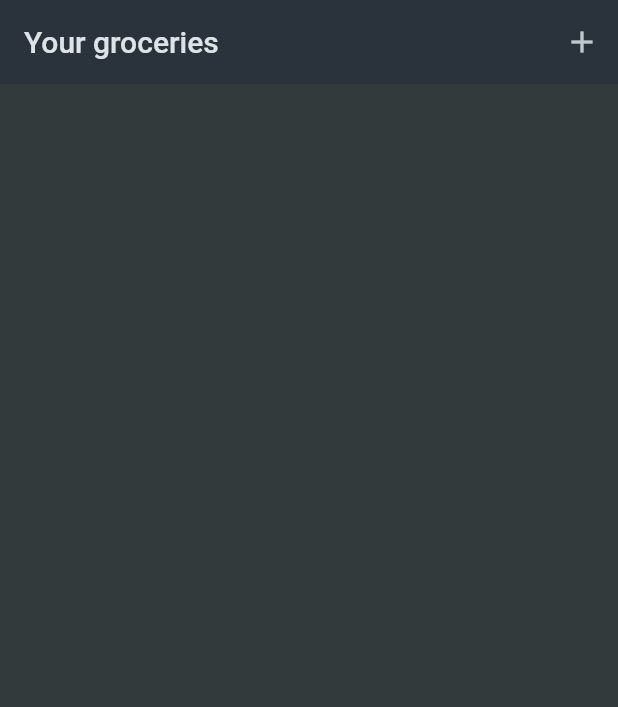
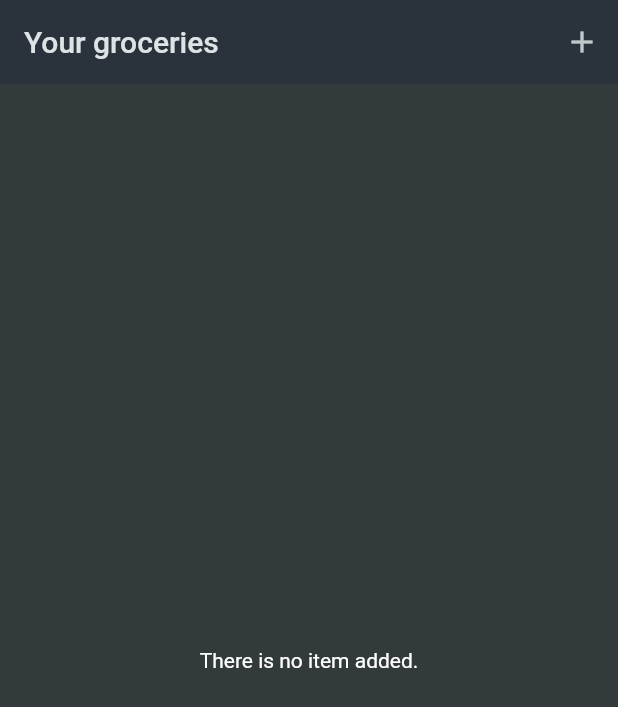
Before and after one commit to haido86/flutter-shopping-list, a Flutter app: the screen it shows after launch, on a phone screen of 412 x 824 dp. Shown: the top 707 px of the screen. Run offline on Flutter 3.47's test engine with Material 2 defaults, Android fonts, the phone set to English and light mode, and no system bars.

Commit message:
Add fallback content and remove item

```diff
--- a/lib/widgets/grocery_list.dart
+++ b/lib/widgets/grocery_list.dart
@@ -27,8 +27,49 @@ class _GroceryListState extends State<GroceryList> {
     });
   }
 
+  void _removeItem(GroceryItem item) {
+    setState(() {
+      _groceryItems.remove(item);
+    });
+  }
+
   @override
   Widget build(BuildContext context) {
+    Widget content = const Center(
+      child: Text(
+        'There is no item added.',
+      ),
+    );
+
+    if (_groceryItems.isNotEmpty) {
+      content = ListView.builder(
+        itemCount: _groceryItems.length,
+        itemBuilder: (context, index) => Dismissible(
+          key: ValueKey(
+            _groceryItems[index].id,
+          ),
+          onDismissed: (direction) {
+            _removeItem(_groceryItems[index]);
+          },
+          child: ListTile(
+            leading: Container(
+              color: _groceryItems[index].category.color,
+              width: 24,
+              height: 24,
+            ),
+            title: Text(
+              _groceryItems[index].name,
+              style: Theme.of(context).textTheme.bodyLarge,
+            ),
+            trailing: Text(
+              _groceryItems[index].quantity.toString(),
+              style: Theme.of(context).textTheme.bodyLarge,
+            ),
+          ),
+        ),
+      );
+    }
+
     return Scaffold(
       appBar: AppBar(
         title: const Text(
@@ -43,24 +84,7 @@ class _GroceryListState extends State<GroceryList> {
           ),
         ],
       ),
-      body: ListView.builder(
-        itemCount: _groceryItems.length,
-        itemBuilder: (context, index) => ListTile(
-          leading: Container(
-            color: _groceryItems[index].category.color,
-            width: 24,
-            height: 24,
-          ),
-          title: Text(
-            _groceryItems[index].name,
-            style: Theme.of(context).textTheme.bodyLarge,
-          ),
-          trailing: Text(
-            _groceryItems[index].quantity.toString(),
-            style: Theme.of(context).textTheme.bodyLarge,
-          ),
-        ),
-      ),
+      body: content,
     );
   }
 }
```
